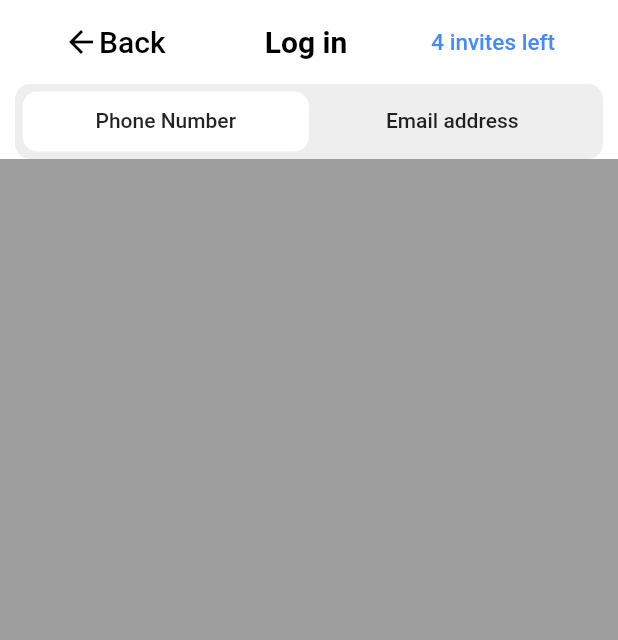
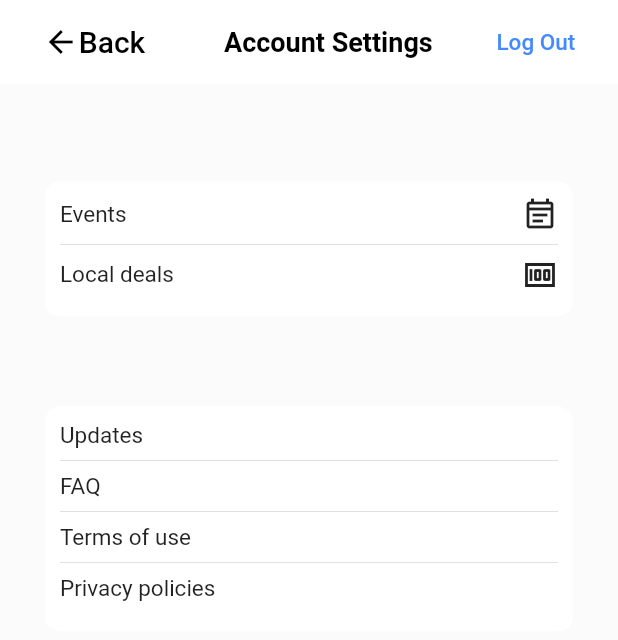
Before and after one commit to manassur/entertainmate, a Flutter app: the screen it shows after launch, on a phone screen of 412 x 824 dp. Shown: the top 640 px of the screen. Run offline on Flutter 3.47's test engine with Material 2 defaults, Android fonts, the phone set to English and light mode, and no system bars; our stand-ins replace country_code_picker, firebase_auth, firebase_core, flutter_svg, image_picker, shared_preferences and 1 more; accounts and stored records are empty.

Commit message:
account settings

```diff
--- /dev/null
+++ b/lib/account_settings.dart
@@ -0,0 +1,115 @@
+import 'package:flutter/material.dart';
+
+class Account_Settings extends StatefulWidget {
+  @override
+  _Account_SettingsState createState() => _Account_SettingsState();
+}
+
+class _Account_SettingsState extends State<Account_Settings> {
+  @override
+  Widget build(BuildContext context) {
+    return Scaffold(
+          appBar: AppBar(
+            elevation: 0,
+            backgroundColor: Colors.white,
+            title: Row(
+              mainAxisAlignment: MainAxisAlignment.spaceEvenly,
+              children: [
+                Padding(
+                  padding: const EdgeInsets.fromLTRB(0,0,40,0),
+                  child: Row(
+                    children: [
+                      Icon(
+                        Icons.arrow_back,
+                        color: Colors.black,
+                      ),
+                      Text('Back', style: TextStyle(color: Colors.black),),
+                    ],
+                  ),
+                ),
+                Center(
+                  child: Text('Account Settings', style: TextStyle(
+                    fontSize: 18.0, fontWeight: FontWeight.bold,
+                    color: Colors.black,
+                  ),),
+                ),
+                Padding(
+                  padding: const EdgeInsets.only(left:30.0),
+                  child: Text('Log Out', style: TextStyle(color: Colors.blueAccent, fontSize: 15),),
+                ),
+              ],
+            ),
+          ),
+      body: Container(
+        color: Colors.white12,
+        width: double.infinity,
+        child: Column(
+          children: [
+            Container(
+              width: double.infinity,
+              child: Padding(
+                padding: const EdgeInsets.only(top:35.0),
+                child: Container(
+                  margin: EdgeInsets.all(30.0),
+                  padding: EdgeInsets.all(10.0),
+                  alignment: Alignment.topCenter,
+                  width: 100,
+                  height: 90,
+                  decoration: BoxDecoration(
+                    color: Colors.white,
+                    borderRadius: BorderRadius.circular(10),
+                  ),
+                  child: Column(
+                    children: [
+                      Row(
+                        children: [
+                          Text("Events", style: TextStyle(fontSize: 15)),
+                          Spacer(),
+                          Icon(Icons.event_note_outlined),
+                        ],
+                      ),
+                      Divider(),
+                      Row(
+                        children: [
+                          Text("Local deals", style: TextStyle(fontSize: 15)),
+                          Spacer(),
+                          Icon(Icons.money_outlined),
+                        ],
+                      ),
+                    ],
+                  ),
+                ),
+              ),
+            ),
+            Container(
+              width: double.infinity,
+              child: Container(
+                margin: EdgeInsets.all(30.0),
+                padding: EdgeInsets.all(10.0),
+                alignment: Alignment.topCenter,
+                width: 100,
+                height: 150,
+                decoration: BoxDecoration(
+                  color: Colors.white,
+                  borderRadius: BorderRadius.circular(10),
+                ),
+                child: Column(
+                  crossAxisAlignment: CrossAxisAlignment.start,
+                  children: [
+                    Text("Updates", style: TextStyle(fontSize: 15)),
+                    Divider(),
+                    Text("FAQ", style: TextStyle(fontSize: 15)),
+                    Divider(),
+                    Text("Terms of use", style: TextStyle(fontSize: 15)),
+                    Divider(),
+                    Text("Privacy policies", style: TextStyle(fontSize: 15)),
+                  ],
+                ),
+              ),
+            ),
+          ],
+        ),
+      ),
+        );
+  }
+}
--- a/lib/main.dart
+++ b/lib/main.dart
@@ -1,5 +1,6 @@
 
 
+import 'package:entertainmate/account_settings.dart';
 import 'package:entertainmate/mate.dart';
 import 'package:entertainmate/screens/log_in.dart';
 import 'package:entertainmate/screens/utility/complete_profile_provider.dart';
@@ -24,7 +25,7 @@ void main() async {
         ],
         child: MaterialApp(
           debugShowCheckedModeBanner: false,
-          home: Invite ( ),
+          home: Account_Settings ( ),
         ),
       ),
    );
```
Also changed, not shown: lib/phone_invite.dart (+69 -3 lines).
